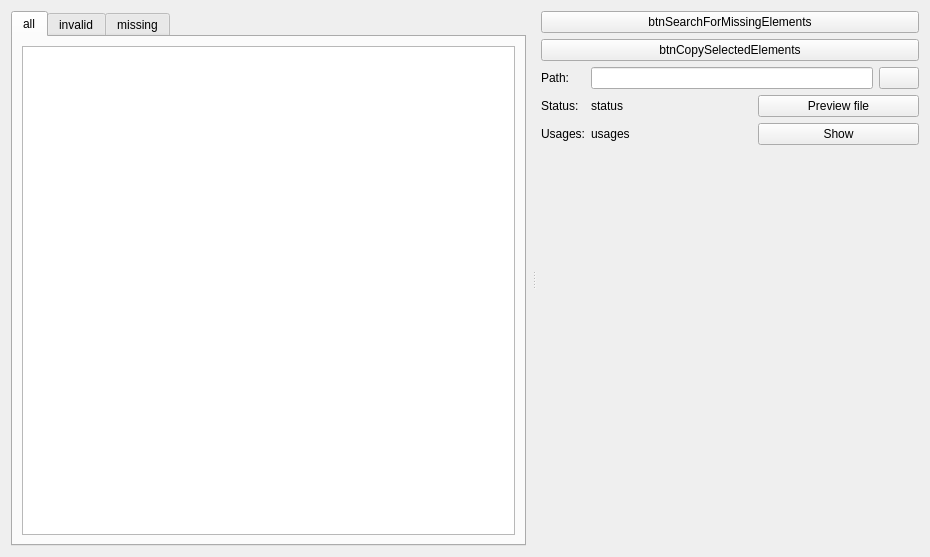
pietr26/OMSI-Tools, file OTModules/wVerifyMap/Widgets/wdgtab.ui: the form before one commit.
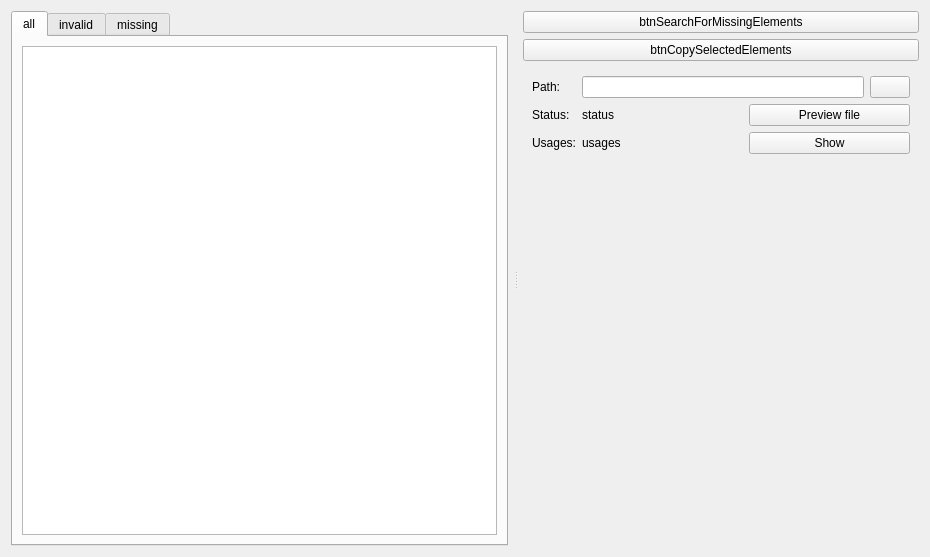
The form after the commit. Icons and pictures are not drawn.

Commit message: Fixed displaying of the details section

```diff
--- a/OTModules/wVerifyMap/Widgets/wdgtab.ui
+++ b/OTModules/wVerifyMap/Widgets/wdgtab.ui
@@ -174,6 +174,7 @@
         </layout>
        </item>
        <item>
+        <widget class="QFrame" name="fraDetails">
         <layout class="QFormLayout" name="formLayout">
          <item row="0" column="0">
           <widget class="QLabel" name="lblPath">
@@ -254,6 +255,7 @@
           </layout>
          </item>
         </layout>
+        </widget>
        </item>
        <item>
         <spacer name="verticalSpacer">
```
Lines whose indentation alone changed are shown as unchanged. The commit also changes 2 other files.
